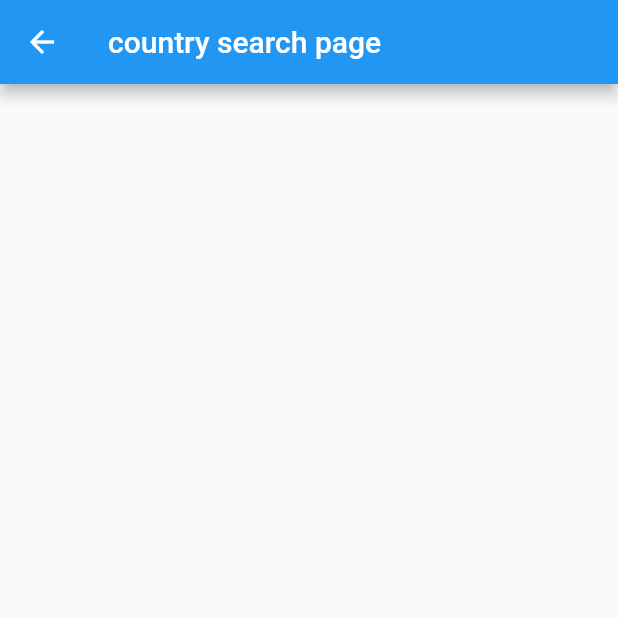
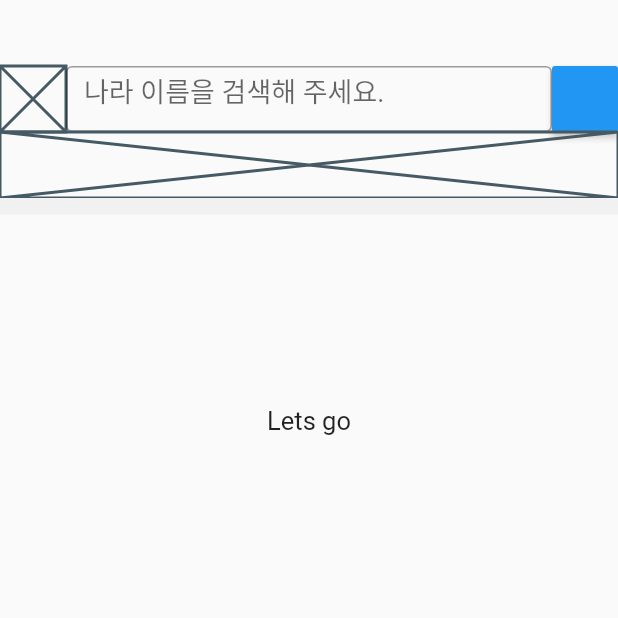
Before and after one commit to podoDEV/Travelable, a Flutter app: the CountrySearchPage screen opened by its route, on a phone screen of 412 x 824 dp, the top half of it. Run offline on Flutter 3.47's test engine with Material 2 defaults, Android fonts, the light colour scheme and no system bars; our stand-ins replace bloc, dartz, device_info, equatable, firebase_messaging, flutter_bloc and 4 more; missing offline and left inert: data_connection_checker; accounts and stored records are empty; statements that could not run were skipped.

Commit message:
feat - search ui

```diff
--- a/emergency-mobile/lib/core/networking/api_provider.dart
+++ b/emergency-mobile/lib/core/networking/api_provider.dart
@@ -12,15 +12,15 @@ abstract class ApiProviderProtocol {
 }
 
 class EGApiProvider implements ApiProviderProtocol {
-  final Client _client = Client();
+  final Client client;
   List<PluginType> _plugins = [];
 
-  EGApiProvider([this._plugins]);
+  EGApiProvider(this.client, [this._plugins]);
 
   Future<Map<String, dynamic>> send(HttpRequestProtocol req) async {
     final request = HttpRequest(req, _plugins);
     logger.d("REQUEST: $request");
-    final response = await _client.send(request);
+    final response = await client.send(request);
 
     if (response.statusCode >= 200 && response.statusCode < 300) {
       logger.d("SUCCESS: $request");
--- a/emergency-mobile/lib/features/app/launch_page.dart
+++ b/emergency-mobile/lib/features/app/launch_page.dart
@@ -5,8 +5,6 @@ import 'package:firebase_messaging/firebase_messaging.dart';
 import 'package:flutter/material.dart';
 
 import '../../core/helpers/FCM.dart';
-import '../../core/usecases/usecase.dart';
-import '../member/factory/member_usecase_factory.dart';
 
 class LaunchPage extends StatefulWidget {
 
@@ -70,7 +68,7 @@ class _LaunchPageState extends State<LaunchPage> {
               color: Colors.blue,
               child: Text("로그인 -> 무조건 처음에 한번 요청해야함.", style: TextStyle(color: Colors.white)),
               onPressed: () {
-                MemberUseCaseFactory.loginUseCase(NoParams());
+                // MemberUseCaseFactory.loginUseCase(NoParams());
               },
             ),
             FlatButton(
--- a/emergency-mobile/lib/features/app/main.dart
+++ b/emergency-mobile/lib/features/app/main.dart
@@ -1,10 +1,14 @@
 import 'package:flutter/material.dart';
 
+import '../../injection_container.dart' as di;
 import '../country/presentation/pages/country_list_page.dart';
 import '../country/presentation/pages/country_search_page.dart';
 import 'launch_page.dart';
 
-void main() => runApp(MyApp());
+void main() async {
+  await di.init();
+  runApp(MyApp());
+}
 
 class MyApp extends StatelessWidget {
   @override
--- a/emergency-mobile/lib/features/country/domain/usecases/search_countries_usecase.dart
+++ b/emergency-mobile/lib/features/country/domain/usecases/search_countries_usecase.dart
@@ -23,5 +23,5 @@ class SearchParams extends Equatable {
   SearchParams(this.name);
 
   @override
-  List<Object> get props => throw UnimplementedError();
+  List<Object> get props => [name];
 }
--- /dev/null
+++ b/emergency-mobile/lib/features/country/presentation/bloc/country_bloc.dart
@@ -0,0 +1,72 @@
+import 'dart:async';
+
+import 'package:bloc/bloc.dart';
+import 'package:dartz/dartz.dart';
+import 'package:equatable/equatable.dart';
+import 'package:meta/meta.dart';
+
+import '../../../../core/error/failures.dart';
+import '../../../../core/util/keyword_validator.dart';
+import '../../domain/entities/country.dart';
+import '../../domain/usecases/search_countries_usecase.dart';
+
+part 'country_event.dart';
+part 'country_state.dart';
+
+const String SERVER_FAILURE_MESSAGE = 'Server Failure';
+const String CACHE_FAILURE_MESSAGE = 'Cache Failure';
+const String INVALIDA_INPUT_FAILURE_MESSAGE = 'Failure';
+
+class CountryBloc extends Bloc<CountryEvent, CountryState> {
+  final SearchCountriesUseCase searchCountriesUseCase;
+  final KeywordValidator validator;
+
+  CountryBloc({
+    @required SearchCountriesUseCase searchCountries,
+    @required this.validator
+  })  : assert(searchCountries != null),
+        assert(validator != null),
+        searchCountriesUseCase = searchCountries;
+
+  @override
+  CountryState get initialState => Empty();
+
+  @override
+  Stream<CountryState> mapEventToState(
+    CountryEvent event,
+  ) async* {
+    if (event is GetCountrySearchResult) {
+      final inputEither = validator.validateSearchKeyword(event.keyword);
+      yield* inputEither.fold(
+        (failure) async* {
+          yield Error(message: INVALIDA_INPUT_FAILURE_MESSAGE);
+        },
+        (keyword) async* {
+          yield Loading();
+          final failureOrCountries = await searchCountriesUseCase(SearchParams(keyword));
+          yield* _eitherLoadedOrErrorState(failureOrCountries);
+        },
+      );
+    }
+  }
+
+  Stream<CountryState> _eitherLoadedOrErrorState(
+    Either<Failure, List<Country>> failureOrCountries,
+  ) async* {
+    yield failureOrCountries.fold(
+      (failure) => Error(message: _mapFailureToMessage(failure)),
+      (countries) => Loaded(countries: countries)
+    );
+  }
+
+  String _mapFailureToMessage(Failure failure) {
+    switch (failure.runtimeType) {
+      case ServerFailure:
+        return SERVER_FAILURE_MESSAGE;
+      case CacheFailure:
+        return CACHE_FAILURE_MESSAGE;
+      default:
+        return 'Unexpected error';
+    }
+  }
+}
--- /dev/null
+++ b/emergency-mobile/lib/features/country/presentation/bloc/country_event.dart
@@ -0,0 +1,15 @@
+part of 'country_bloc.dart';
+
+@immutable
+abstract class CountryEvent extends Equatable {
+  CountryEvent([List props = const <dynamic>[]]) : super();
+}
+
+class GetCountrySearchResult extends CountryEvent {
+  final String keyword;
+
+  GetCountrySearchResult(this.keyword);
+
+  @override
+  List<Object> get props => [keyword];
+}
--- /dev/null
+++ b/emergency-mobile/lib/features/country/presentation/bloc/country_state.dart
@@ -0,0 +1,34 @@
+part of 'country_bloc.dart';
+
+@immutable
+abstract class CountryState extends Equatable {
+  CountryState([List props = const <dynamic>[]]) : super();
+}
+
+class Empty extends CountryState {
+  @override
+  List<Object> get props => [];
+}
+
+class Loading extends CountryState {
+  @override
+  List<Object> get props => [];
+}
+
+class Loaded extends CountryState {
+  final List<Country> countries;
+
+  Loaded({@required this.countries}) : super(countries);
+
+  @override
+  List<Object> get props => countries;
+}
+
+class Error extends CountryState {
+  final String message;
+
+  Error({@required this.message}) : super([message]);
+
+  @override
+  List<Object> get props => [message];
+}
--- a/emergency-mobile/lib/features/country/presentation/pages/country_search_page.dart
+++ b/emergency-mobile/lib/features/country/presentation/pages/country_search_page.dart
@@ -1,11 +1,70 @@
 import 'package:flutter/material.dart';
+import 'package:flutter_bloc/flutter_bloc.dart';
+
+import '../../../../injection_container.dart';
+import '../bloc/country_bloc.dart';
+import '../widgets/country_search_controls.dart';
+import '../widgets/loading_widget.dart';
+import '../widgets/message_widget.dart';
 
 class CountrySearchPage extends StatelessWidget {
 
   @override
   Widget build(BuildContext context) {
     return Scaffold(
-      appBar: AppBar(title: Text('country search page'),),
+      body: buildBody(context)
+    );
+  }
+
+  BlocProvider<CountryBloc> buildBody(BuildContext context) {
+    return BlocProvider(
+      create: (_) => sl<CountryBloc>(),
+      child: Column(children: <Widget>[
+        SizedBox(height: 44),
+        CountrySearchControls(),
+        Container(
+          height: 44,
+          child: Placeholder(),
+        ),
+        Container(
+          height: 11,
+          color: Color.fromRGBO(241, 241, 241, 1)
+        ),
+        CountrySearchResults(),
+      ]),
     );
   }
 }
+
+class CountrySearchResults extends StatefulWidget {
+  const CountrySearchResults({
+    Key key,
+  }) : super(key: key);
+
+  @override
+  _CountrySearchResultsState createState() => _CountrySearchResultsState();
+}
+
+class _CountrySearchResultsState extends State<CountrySearchResults> {
+  @override
+  Widget build(BuildContext context) {
+    return Container(
+      child: Column(children: <Widget>[
+        BlocBuilder<CountryBloc, CountryState>(
+          builder: (context, state) {
+            if (state is Empty) {
+              return MessageDisplay(message: 'Lets go');
+            } else if (state is Loading) {
+              return LoadingWidget();
+            } else if (state is Error) {
+              return MessageDisplay(message: state.message);
+            } else if (state is Loaded) {
+              return MessageDisplay(message: state.countries.toString());
+            }
+            return Container();
+          },
+        )
+      ]),
+    );
+  }
+}
--- /dev/null
+++ b/emergency-mobile/lib/features/country/presentation/widgets/country_search_controls.dart
@@ -0,0 +1,59 @@
+import 'package:flutter/material.dart';
+import 'package:flutter_bloc/flutter_bloc.dart';
+
+import '../bloc/country_bloc.dart';
+
+class CountrySearchControls extends StatefulWidget {
+  const CountrySearchControls({
+    Key key,
+  }) : super(key: key);
+
+  @override
+  _CountrySearchControlsState createState() => _CountrySearchControlsState();
+}
+
+class _CountrySearchControlsState extends State<CountrySearchControls> {
+  String inputStr;
+
+  @override
+  Widget build(BuildContext context) {
+    return Container(
+      height: 44,
+      child: Row(
+        children: <Widget>[
+          Container(
+            width: 44,
+            child: Placeholder()
+          ),
+          Expanded(
+            flex: 1,
+            child: TextField(
+              style: TextStyle(fontSize: 18),
+              decoration: InputDecoration(
+                border: OutlineInputBorder(),
+                hintText: '나라 이름을 검색해 주세요.'
+              ),
+              onChanged: (value) {
+                inputStr = value;
+              }
+            ),
+          ),
+          Container(
+            width: 44,
+            child: RaisedButton(
+              child: Text('Search'),
+              color: Theme.of(context).accentColor,
+              textTheme: ButtonTextTheme.primary,
+              onPressed: dispatchSearch,
+            )
+          )
+        ],
+      )
+    );
+  }
+
+  void dispatchSearch() {
+    BlocProvider.of<CountryBloc>(context)
+        .add(GetCountrySearchResult(inputStr));
+  }
+}
--- /dev/null
+++ b/emergency-mobile/lib/features/country/presentation/widgets/message_widget.dart
@@ -0,0 +1,24 @@
+import 'package:flutter/material.dart';
+
+class MessageDisplay extends StatelessWidget {
+  final String message;
+
+  const MessageDisplay({
+    Key key,
+    @required this.message
+  }) : super(key: key);
+
+  @override
+  Widget build(BuildContext context) {
+    return Container(
+      height: MediaQuery.of(context).size.height / 3,
+      child: Center(
+        child: Text(
+          message,
+          style: TextStyle(fontSize: 17),
+          textAlign: TextAlign.center,
+        ),
+      )
+    );
+  }
+}
```
Also changed, not shown: emergency-mobile/lib/core/util/keyword_validator.dart (added, +13 -0 lines), emergency-mobile/lib/features/country/factory/country_module_factory.dart (deleted, +0 -25 lines), emergency-mobile/lib/features/country/factory/country_usecase_factory.dart (deleted, +0 -20 lines), emergency-mobile/lib/features/country/presentation/widgets/loading_widget.dart (added, +17 -0 lines), emergency-mobile/lib/features/member/factory/member_module_factory.dart (deleted, +0 -8 lines), emergency-mobile/lib/features/member/factory/member_usecase_factory.dart (deleted, +0 -7 lines), emergency-mobile/lib/injection_container.dart (added, +69 -0 lines), emergency-mobile/pubspec.yaml (+9 -3 lines), emergency-mobile/pubspec.lock, 2 other files.
